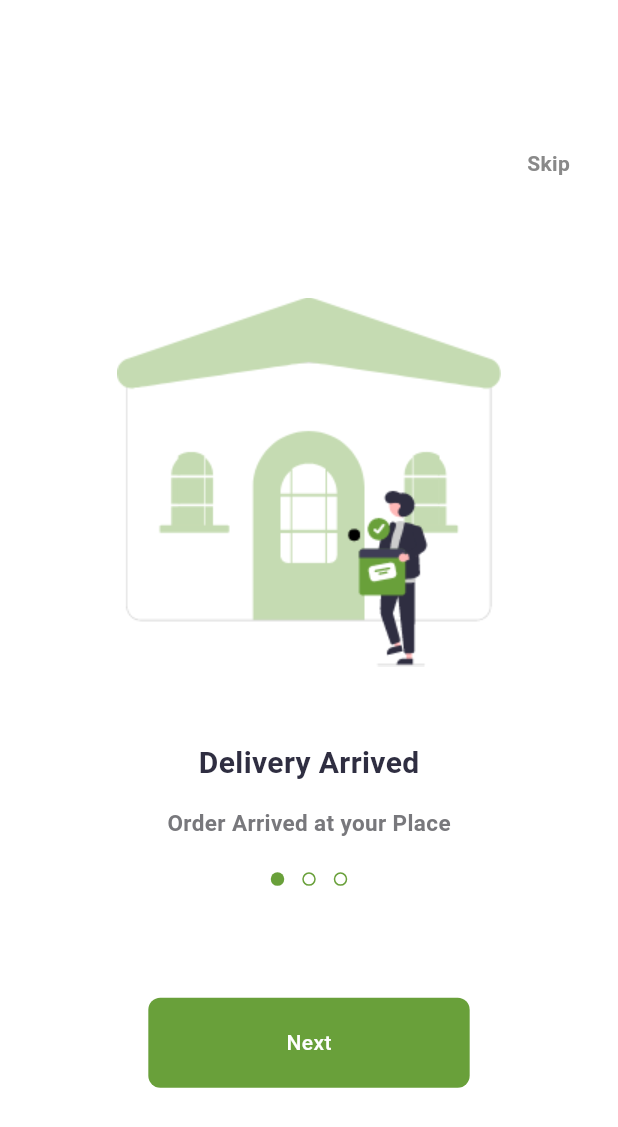
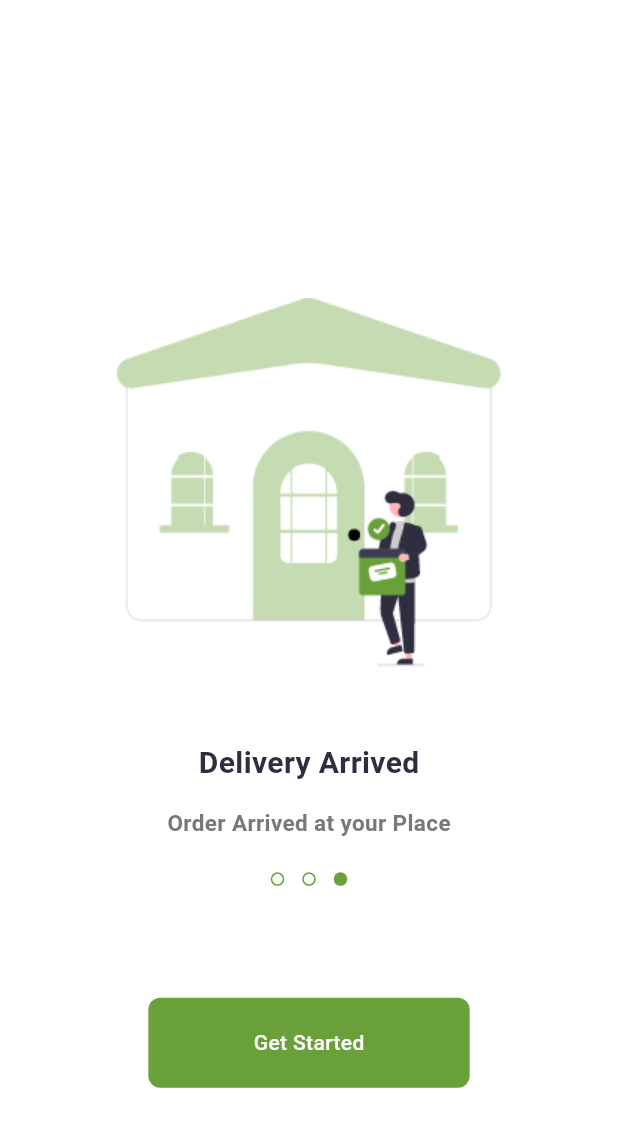
Before and after one commit to KarimaMahmoud626/fruits_market_app, a Flutter app: the screen it shows after launch, swiped to page 3, on a phone screen of 412 x 824 dp. Shown: the top 1127 px of the screen. Run offline on Flutter 3.47's test engine with Material 3 defaults, Android fonts, the phone set to English and light mode, and no system bars; drawn by our look-alikes of dots_indicator; our stand-ins replace get.

Commit message:
add page controller to the onboarding page view

```diff
--- /dev/null
+++ b/lib/core/widgets/custom_dots_indicator.dart
@@ -0,0 +1,25 @@
+import 'package:dots_indicator/dots_indicator.dart';
+import 'package:flutter/material.dart';
+import 'package:fruits_market/core/constants.dart';
+
+class CustomDotsIndicator extends StatelessWidget {
+  const CustomDotsIndicator({super.key, @required this.position});
+
+  final double? position;
+
+  @override
+  Widget build(BuildContext context) {
+    return DotsIndicator(
+      position: position!,
+      dotsCount: 3,
+      decorator: DotsDecorator(
+        color: Colors.transparent,
+        activeColor: kMainColor,
+        shape: RoundedRectangleBorder(
+          side: BorderSide(color: kMainColor),
+          borderRadius: BorderRadius.circular(8),
+        ),
+      ),
+    );
+  }
+}
--- /dev/null
+++ b/lib/features/auth_feature/presentation/login_view.dart
@@ -0,0 +1,10 @@
+import 'package:flutter/material.dart';
+
+class LoginView extends StatelessWidget {
+  const LoginView({super.key});
+
+  @override
+  Widget build(BuildContext context) {
+    return Container();
+  }
+}
--- a/lib/features/onBoarding/presentation/widgets/custom_page_view.dart
+++ b/lib/features/onBoarding/presentation/widgets/custom_page_view.dart
@@ -2,11 +2,14 @@ import 'package:flutter/material.dart';
 import 'package:fruits_market/features/onBoarding/presentation/widgets/page_view_item.dart';
 
 class CustomPageView extends StatelessWidget {
-  const CustomPageView({super.key});
+  const CustomPageView({super.key, @required this.pageController});
+
+  final PageController? pageController;
 
   @override
   Widget build(BuildContext context) {
     return PageView(
+      controller: pageController,
       children: [
         PageViewItem(
           title: 'E Shopping',
--- a/lib/features/onBoarding/presentation/widgets/on_boarding_body.dart
+++ b/lib/features/onBoarding/presentation/widgets/on_boarding_body.dart
@@ -1,35 +1,46 @@
-import 'package:dots_indicator/dots_indicator.dart';
 import 'package:flutter/material.dart';
-import 'package:fruits_market/core/constants.dart';
 import 'package:fruits_market/core/utils/size_config.dart';
 import 'package:fruits_market/core/widgets/custom_buttons.dart';
+import 'package:fruits_market/core/widgets/custom_dots_indicator.dart';
 import 'package:fruits_market/features/onBoarding/presentation/widgets/custom_page_view.dart';
 
-class OnBoardingBody extends StatelessWidget {
+class OnBoardingBody extends StatefulWidget {
   const OnBoardingBody({super.key});
+
+  @override
+  State<OnBoardingBody> createState() => _OnBoardingBodyState();
+}
+
+class _OnBoardingBodyState extends State<OnBoardingBody> {
+  PageController? pageController;
+
+  @override
+  void initState() {
+    pageController = PageController(initialPage: 0)..addListener(() {
+      setState(() {});
+    });
+    super.initState();
+  }
 
   @override
   Widget build(BuildContext context) {
     return Stack(
       children: [
-        CustomPageView(),
+        CustomPageView(pageController: pageController),
         Positioned(
           bottom: SizeConfig.defaultSize! * 23,
           left: 0,
           right: 0,
-          child: DotsIndicator(
-            dotsCount: 3,
-            decorator: DotsDecorator(
-              color: Colors.transparent,
-              activeColor: kMainColor,
-              shape: RoundedRectangleBorder(
-                side: BorderSide(color: kMainColor),
-                borderRadius: BorderRadius.circular(8),
+          child: CustomDotsIndicator(
+            position: pageController!.hasClients ? pageController?.page : 0,
           ),
         ),
-          ),
-        ),
-        Positioned(
+        Visibility(
+          visible:
+              pageController!.hasClients
+                  ? (pageController!.page == 2 ? false : true)
+                  : true,
+          child: Positioned(
             top: SizeConfig.defaultSize! * 10,
             right: 32,
             child: Text(
@@ -42,11 +53,19 @@ class OnBoardingBody extends StatelessWidget {
               textAlign: TextAlign.left,
             ),
           ),
+        ),
         Positioned(
           bottom: SizeConfig.defaultSize! * 10,
           left: SizeConfig.defaultSize! * 10,
           right: SizeConfig.defaultSize! * 10,
-          child: CustomGeneralButton(text: 'Next'),
+          child: CustomGeneralButton(
+            text:
+                pageController!.hasClients
+                    ? pageController!.page == 2
+                        ? 'Get Started'
+                        : 'Next'
+                    : 'Next',
+          ),
         ),
       ],
     );
```
Lines whose indentation alone changed are shown as unchanged.
